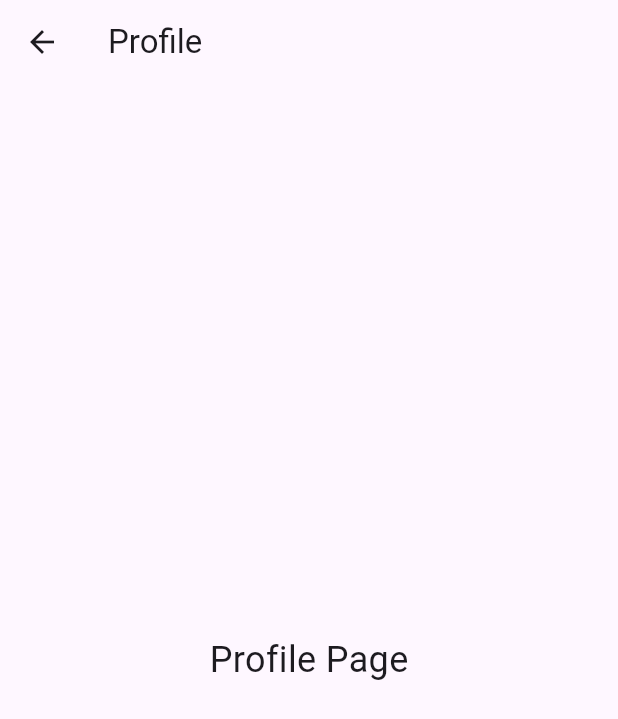
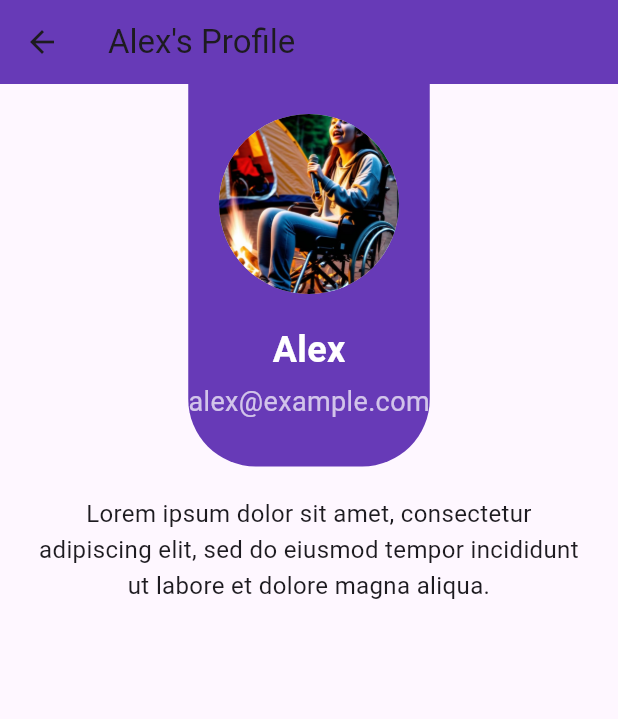
Before and after one commit to Kunalwewreeer/MoveEase_flutter, a Flutter app: the ProfilePage screen opened directly, on a phone screen of 412 x 824 dp. Shown: the top 719 px of the screen. Run offline on Flutter 3.47's test engine with Material 3 defaults, Android fonts, the phone set to English and light mode, and no system bars.

Commit message:
somewhat everything

```diff
--- /dev/null
+++ b/lib/home/profile.dart
@@ -0,0 +1,68 @@
+import 'package:flutter/material.dart';
+import 'package:flutter/services.dart';
+class ProfilePage extends StatelessWidget {
+  // Sample user data - can be fetched from a real data source
+  final String username = "Alex";
+  final String userEmail = "alex@example.com";
+  final String userBio = "Lorem ipsum dolor sit amet, consectetur adipiscing elit, sed do eiusmod tempor incididunt ut labore et dolore magna aliqua.";
+
+  @override
+  Widget build(BuildContext context) {
+    return Scaffold(
+      appBar: AppBar(
+        title: Text("$username's Profile"),
+        elevation: 0,
+        backgroundColor: Colors.deepPurple,
+        systemOverlayStyle: SystemUiOverlayStyle.light,
+      ),
+      body: SingleChildScrollView(
+        child: Column(
+          children: [
+            Container(
+              decoration: BoxDecoration(
+                color: Colors.deepPurple,
+                borderRadius: BorderRadius.vertical(bottom: Radius.circular(45)),
+              ),
+              padding: EdgeInsets.only(bottom: 30),
+              child: Column(
+                children: [
+                  SizedBox(height: 20),
+                  CircleAvatar(
+                    radius: 60,
+                    backgroundImage: AssetImage('assets/images/naina2.jpg'),
+                  ),
+                  SizedBox(height: 20),
+                  Text(
+                    username,
+                    style: TextStyle(
+                      color: Colors.white,
+                      fontSize: 24,
+                      fontWeight: FontWeight.bold,
+                    ),
+                  ),
+                  SizedBox(height: 5),
+                  Text(
+                    userEmail,
+                    style: TextStyle(
+                      color: Colors.white70,
+                      fontSize: 18,
+                    ),
+                  ),
+                ],
+              ),
+            ),
+            Padding(
+              padding: const EdgeInsets.all(20.0),
+              child: Text(
+                userBio,
+                textAlign: TextAlign.center,
+                style: TextStyle(fontSize: 16, height: 1.5),
+              ),
+            ),
+            // Additional sections can be added here
+          ],
+        ),
+      ),
+    );
+  }
+}
--- a/pubspec.yaml
+++ b/pubspec.yaml
@@ -14,7 +14,6 @@ dependencies:
   google_maps_flutter: ^2.0.6
   english_words: ^4.0.0
   provider: ^6.0.0
-
 dev_dependencies:
   flutter_test:
     sdk: flutter
@@ -26,3 +25,4 @@ flutter:
   assets:
     - assets/images/wheelchair_autocad1.png
     - assets/images/maps.png
+    - assets/images/naina2.jpg
```
Also changed, not shown: lib/home_page.dart (+47 -18 lines), lib/maps_page.dart (+22 -8 lines), assets/images/naina2.jpg (added).
